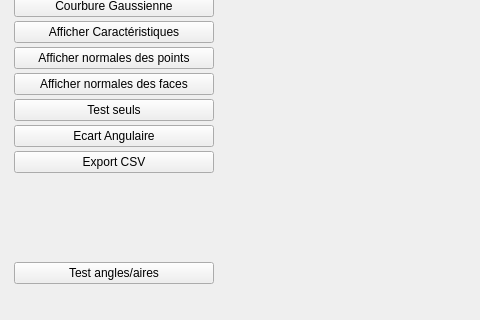
ME220397/Prog-Graphique-et-Application-Industrielle., file starterLight/mainwindow.ui: the form before one commit; both pictures show x 0 to 480 and y 88 to 408 of the 632 by 408 pixel window.
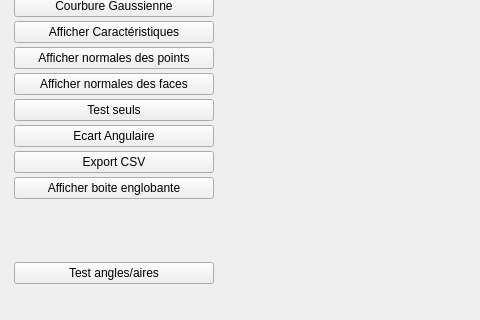
The form after the commit. Custom widgets are drawn as their Qt base class.

Commit message: test boite englobante

The edit to the form file:
```diff
--- a/starterLight/mainwindow.ui
+++ b/starterLight/mainwindow.ui
@@ -114,6 +114,13 @@
          </property>
         </widget>
        </item>
+       <item>
+        <widget class="QPushButton" name="BoundingBox">
+         <property name="text">
+          <string>Afficher boite englobante</string>
+         </property>
+        </widget>
+       </item>
        <item>
         <spacer name="verticalSpacer">
          <property name="orientation">
```
The commit also changes 18 other files.
